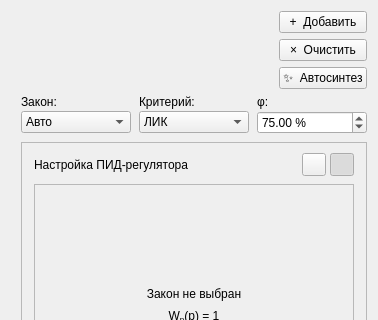
This is ui/tabs/synthesis-tab.ui in VadmanBat/Irbis as Qt 5 draws it before an edit; both pictures show x 0 to 378 and y 0 to 320 of the 378 by 524 pixel window. The edited form follows.
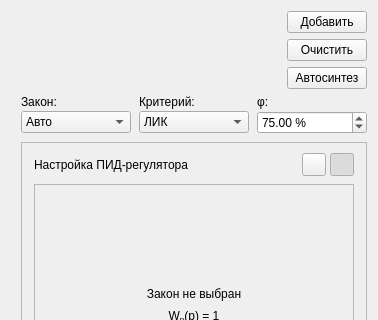
This is the edited form. Custom widgets are drawn as their Qt base class.

The edit to the form file:
```diff
--- a/ui/tabs/synthesis-tab.ui
+++ b/ui/tabs/synthesis-tab.ui
@@ -96,7 +96,7 @@
            <string>Добавить переходный процесс замкнутой системы</string>
           </property>
           <property name="text">
-           <string>+  Добавить</string>
+           <string>Добавить</string>
           </property>
          </widget>
         </item>
@@ -115,7 +115,7 @@
            <string>Очистить графики</string>
           </property>
           <property name="text">
-           <string>×  Очистить</string>
+           <string>Очистить</string>
           </property>
          </widget>
         </item>
@@ -134,7 +134,7 @@
            <string>Автонастройка П/И/ПД/ПИ/ПИД (критерий + закон + φ). ПД: ЛРЗ в C₁–C₂.</string>
           </property>
           <property name="text">
-           <string>✨  Автосинтез</string>
+           <string>Автосинтез</string>
           </property>
          </widget>
         </item>
```
Left out of the diff: 6 changed lines with no effect on the pictures.
